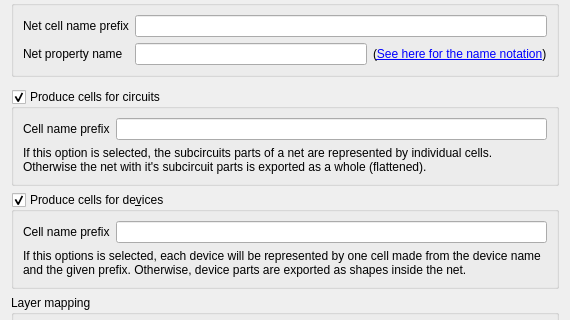
Before: the Qt Designer form src/layui/layui/NetExportDialog.ui in KLayout/klayout, drawn with Qt 5; both pictures show x 0 to 570 and y 83 to 403 of the 570 by 521 pixel window.
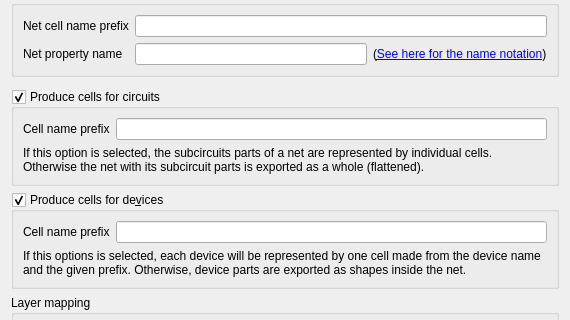
After: the same form once the commit is applied.

```diff
--- a/src/layui/layui/NetExportDialog.ui
+++ b/src/layui/layui/NetExportDialog.ui
@@ -216,7 +216,7 @@
       <item row="1" column="0" colspan="2">
        <widget class="QLabel" name="label">
         <property name="text">
-         <string>If this option is selected, the subcircuits parts of a net are represented by individual cells. Otherwise the net with it's subcircuit parts is exported as a whole (flattened).</string>
+         <string>If this option is selected, the subcircuits parts of a net are represented by individual cells. Otherwise the net with its subcircuit parts is exported as a whole (flattened).</string>
         </property>
         <property name="wordWrap">
          <bool>true</bool>
```
